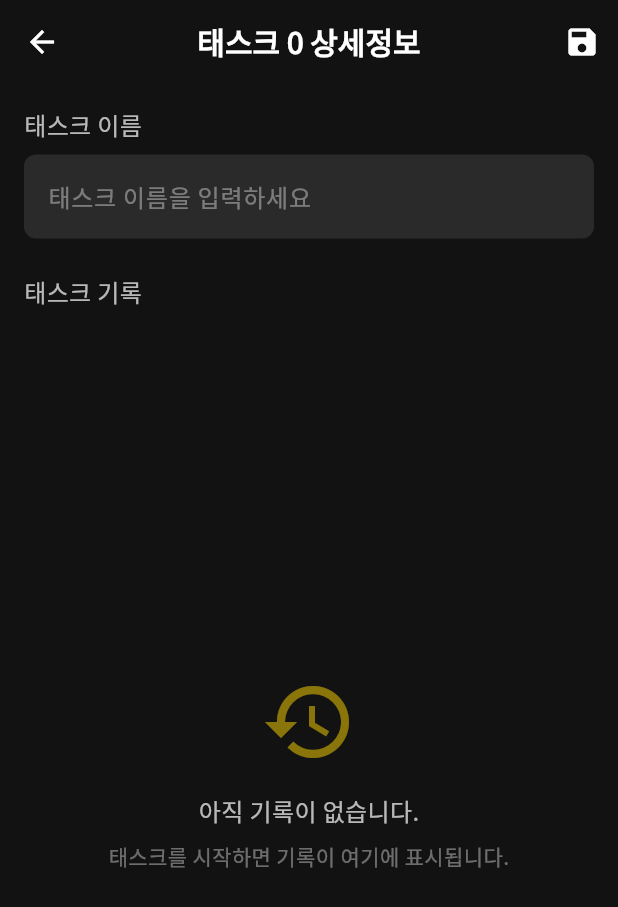
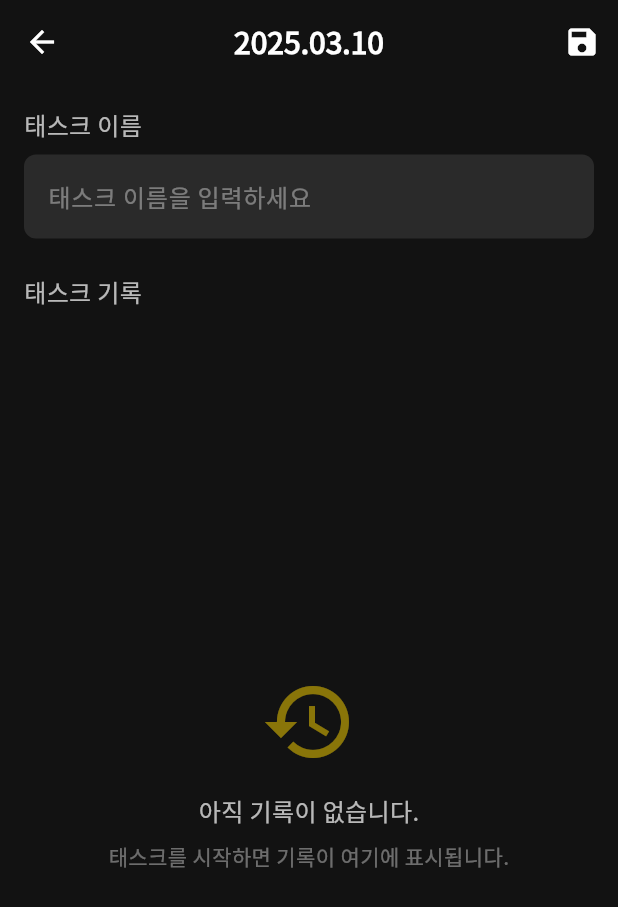
Before and after one commit to yunicraft/multi-timer-app, a Flutter app: the TaskDetailScreen screen opened directly with empty values, on a phone screen of 412 x 824 dp. Shown: the top 907 px of the screen. Run offline on Flutter 3.47's test engine with Material 3 defaults, Android fonts, the light colour scheme and no system bars; our stand-ins replace flutter_dotenv, fluttertoast, go_router, google_fonts, package_info_plus, shared_preferences and 1 more; accounts and stored records are empty.

Commit message:
refactor: 태스크 순번 유지

```diff
--- a/lib/router.dart
+++ b/lib/router.dart
@@ -45,6 +45,7 @@ final router = GoRouter(
         return TaskDetailScreen(
           taskId: taskId,
           taskName: taskName['name'] ?? '',
+          taskIndex: taskName['index'] ?? 0,
           onNameChanged: taskName['onNameChanged'],
         );
       },
--- a/lib/screens/home_screen.dart
+++ b/lib/screens/home_screen.dart
@@ -79,7 +79,7 @@ class _HomeScreenState extends State<HomeScreen> {
     showDialog(
       context: context,
       builder: (context) => AlertDialog(
-        title: Text('태스크 ${task.id} 수정'),
+        title: Text('태스크 ${taskIndex + 1} 수정'),
         content: TextField(
           controller: controller,
           decoration: const InputDecoration(
@@ -96,7 +96,7 @@ class _HomeScreenState extends State<HomeScreen> {
             onPressed: () {
               // 이름이 비어있으면 기본 이름 설정
               if (controller.text.trim().isEmpty) {
-                controller.text = '새 태스크 ${task.id}';
+                controller.text = '새 태스크 ${taskIndex + 1}';
               }
 
               setState(() {
@@ -136,6 +136,7 @@ class _HomeScreenState extends State<HomeScreen> {
       '/task/${task.id}',
       extra: {
         'name': task.name,
+        'index': taskIndex + 1,
         'onNameChanged': (String newName) {
           setState(() {
             _taskService.updateTaskName(task.id, newName);
@@ -187,7 +188,7 @@ class _HomeScreenState extends State<HomeScreen> {
           formattedDate,
           style: const TextStyle(
             color: Colors.white,
-            fontSize: 24,
+            fontSize: 20,
             fontWeight: FontWeight.bold,
           ),
         ),
--- a/lib/screens/task_detail_screen.dart
+++ b/lib/screens/task_detail_screen.dart
@@ -1,15 +1,18 @@
 import 'package:flutter/material.dart';
+import 'package:intl/intl.dart';
 import 'package:timefolio/theme/app_colors.dart';
 
 class TaskDetailScreen extends StatefulWidget {
   final int taskId;
   final String taskName;
+  final int taskIndex;
   final Function(String) onNameChanged;
 
   const TaskDetailScreen({
     super.key,
     required this.taskId,
     required this.taskName,
+    required this.taskIndex,
     required this.onNameChanged,
   });
 
@@ -42,14 +45,18 @@ class _TaskDetailScreenState extends State<TaskDetailScreen> {
 
   @override
   Widget build(BuildContext context) {
+    // 현재 날짜 포맷
+    final dateFormat = DateFormat('yyyy.MM.dd');
+    final formattedDate = dateFormat.format(DateTime.now());
+
     return Scaffold(
       backgroundColor: AppColors.darkBackground,
       appBar: AppBar(
         backgroundColor: Colors.transparent,
         elevation: 0,
         title: Text(
-          '태스크 ${widget.taskId} 상세정보',
-          style: const TextStyle(color: Colors.white),
+          formattedDate,
+          style: const TextStyle(color: Colors.white, fontSize: 20),
         ),
         leading: IconButton(
           icon: const Icon(Icons.arrow_back, color: Colors.white),
--- a/lib/widgets/editable_task_item.dart
+++ b/lib/widgets/editable_task_item.dart
@@ -71,7 +71,7 @@ class _EditableTaskItemState extends State<EditableTaskItem> {
   void _saveName() {
     // 텍스트가 비어있으면 자동으로 '새 태스크'로 설정
     if (_controller.text.trim().isEmpty) {
-      _controller.text = '새 태스크 ${widget.task.id}';
+      _controller.text = '새 태스크 ${widget.index + 1}';
     }
 
     // 이름이 변경되었을 때만 저장
@@ -108,11 +108,11 @@ class _EditableTaskItemState extends State<EditableTaskItem> {
       margin: const EdgeInsets.only(bottom: 8),
       child: Row(
         children: [
-          // 태스크 번호
+          // 태스크 번호 (ID 대신 순번 표시)
           SizedBox(
             width: 30,
             child: Text(
-              '${widget.task.id}',
+              '${widget.index + 1}',
               style: const TextStyle(
                 color: Colors.white,
                 fontSize: 16,
```
Also changed, not shown: 1 other file.
